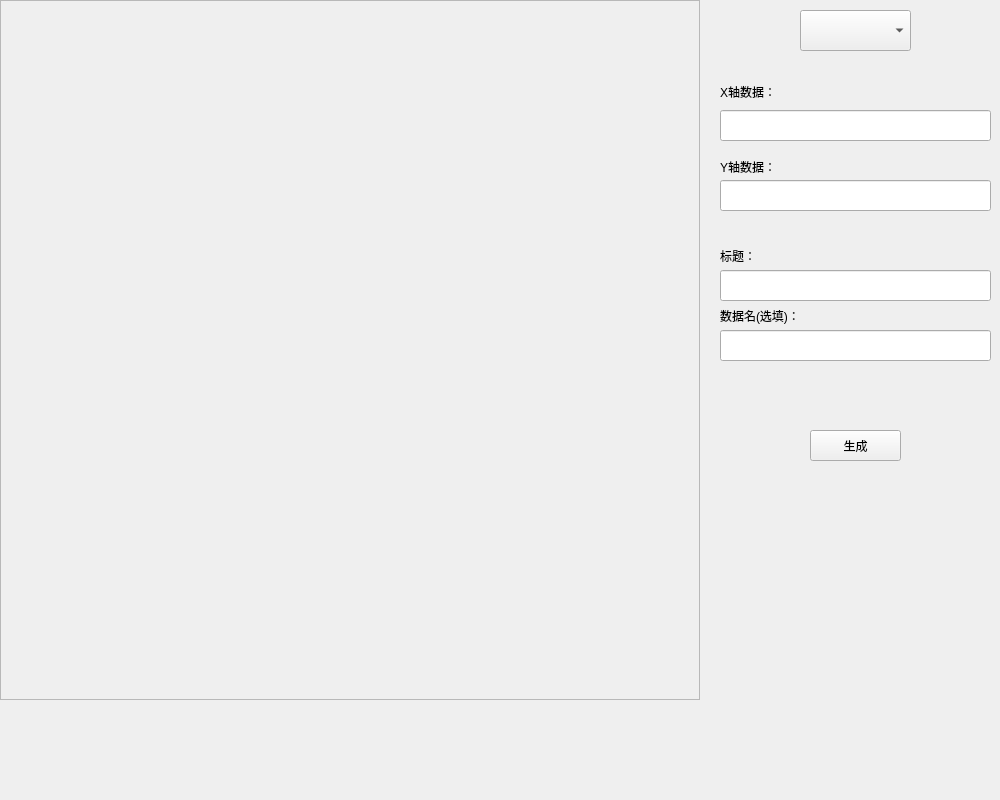
ShijianWen3/FreeCharts, file main.ui: the form before one commit.
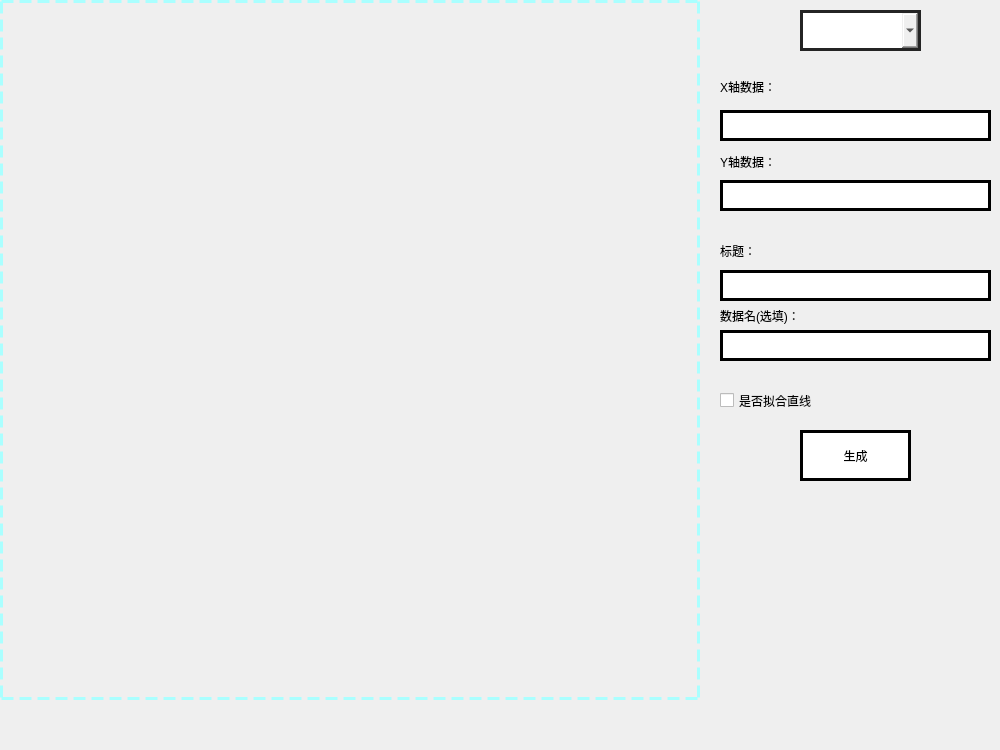
The form after the commit. Icons and pictures are not drawn.

Patch:
```diff
--- a/main.ui
+++ b/main.ui
@@ -7,7 +7,7 @@
     <x>0</x>
     <y>0</y>
     <width>1000</width>
-    <height>800</height>
+    <height>750</height>
    </rect>
   </property>
   <property name="windowTitle">
@@ -35,7 +35,10 @@
     </size>
    </property>
    <property name="autoFillBackground">
-    <bool>true</bool>
+    <bool>false</bool>
+   </property>
+   <property name="styleSheet">
+    <string notr="true">border:3px dashed #aaffff;</string>
    </property>
    <property name="frameShape">
     <enum>QFrame::StyledPanel</enum>
@@ -49,10 +52,13 @@
     <rect>
      <x>800</x>
      <y>10</y>
-     <width>111</width>
+     <width>121</width>
      <height>41</height>
     </rect>
    </property>
+   <property name="styleSheet">
+    <string notr="true">border:3px solid #242424;</string>
+   </property>
    <property name="currentText">
     <string/>
    </property>
@@ -66,16 +72,28 @@
      <height>31</height>
     </rect>
    </property>
+   <property name="autoFillBackground">
+    <bool>false</bool>
+   </property>
+   <property name="styleSheet">
+    <string notr="true">border:3px solid #000000;</string>
+   </property>
+   <property name="placeholderText">
+    <string/>
+   </property>
   </widget>
   <widget class="QLabel" name="label">
    <property name="geometry">
     <rect>
      <x>720</x>
-     <y>81</y>
+     <y>71</y>
      <width>121</width>
-     <height>21</height>
+     <height>31</height>
     </rect>
    </property>
+   <property name="styleSheet">
+    <string notr="true">font: 75 10pt &quot;微软雅黑&quot;;</string>
+   </property>
    <property name="text">
     <string>X轴数据：</string>
    </property>
@@ -84,11 +102,14 @@
    <property name="geometry">
     <rect>
      <x>720</x>
-     <y>151</y>
+     <y>141</y>
      <width>111</width>
-     <height>31</height>
+     <height>41</height>
     </rect>
    </property>
+   <property name="styleSheet">
+    <string notr="true">font: 75 10pt &quot;微软雅黑&quot;;</string>
+   </property>
    <property name="text">
     <string>Y轴数据：</string>
    </property>
@@ -102,16 +123,22 @@
      <height>31</height>
     </rect>
    </property>
+   <property name="styleSheet">
+    <string notr="true">border:3px solid #000000;</string>
+   </property>
   </widget>
   <widget class="QLabel" name="label_3">
    <property name="geometry">
     <rect>
      <x>720</x>
-     <y>240</y>
+     <y>230</y>
      <width>111</width>
-     <height>31</height>
+     <height>41</height>
     </rect>
    </property>
+   <property name="styleSheet">
+    <string notr="true">font: 75 10pt &quot;微软雅黑&quot;;</string>
+   </property>
    <property name="text">
     <string>标题：</string>
    </property>
@@ -125,6 +152,9 @@
      <height>31</height>
     </rect>
    </property>
+   <property name="styleSheet">
+    <string notr="true">border:3px solid #000000;</string>
+   </property>
   </widget>
   <widget class="QLabel" name="label_4">
    <property name="geometry">
@@ -135,6 +165,9 @@
      <height>31</height>
     </rect>
    </property>
+   <property name="styleSheet">
+    <string notr="true">font: 75 10pt &quot;微软雅黑&quot;;</string>
+   </property>
    <property name="text">
     <string>数据名(选填)：</string>
    </property>
@@ -148,20 +181,45 @@
      <height>31</height>
     </rect>
    </property>
+   <property name="styleSheet">
+    <string notr="true">border:3px solid #000000;</string>
+   </property>
   </widget>
   <widget class="QPushButton" name="pushButton_Generate">
    <property name="geometry">
     <rect>
-     <x>810</x>
+     <x>800</x>
      <y>430</y>
-     <width>91</width>
-     <height>31</height>
+     <width>111</width>
+     <height>51</height>
     </rect>
    </property>
+   <property name="styleSheet">
+    <string notr="true">border:3px solid #000000;
+font: 75 12pt &quot;微软雅黑&quot;;
+background-color: rgb(255, 255, 255);
+</string>
+   </property>
    <property name="text">
     <string>生成</string>
    </property>
   </widget>
+  <widget class="QCheckBox" name="checkBox_is_fitted">
+   <property name="geometry">
+    <rect>
+     <x>720</x>
+     <y>380</y>
+     <width>271</width>
+     <height>41</height>
+    </rect>
+   </property>
+   <property name="styleSheet">
+    <string notr="true">font: 75 10pt &quot;微软雅黑&quot;;</string>
+   </property>
+   <property name="text">
+    <string>是否拟合直线</string>
+   </property>
+  </widget>
  </widget>
  <resources/>
  <connections/>
```
Left out of the diff: 4 changed lines with no effect on the pictures.
